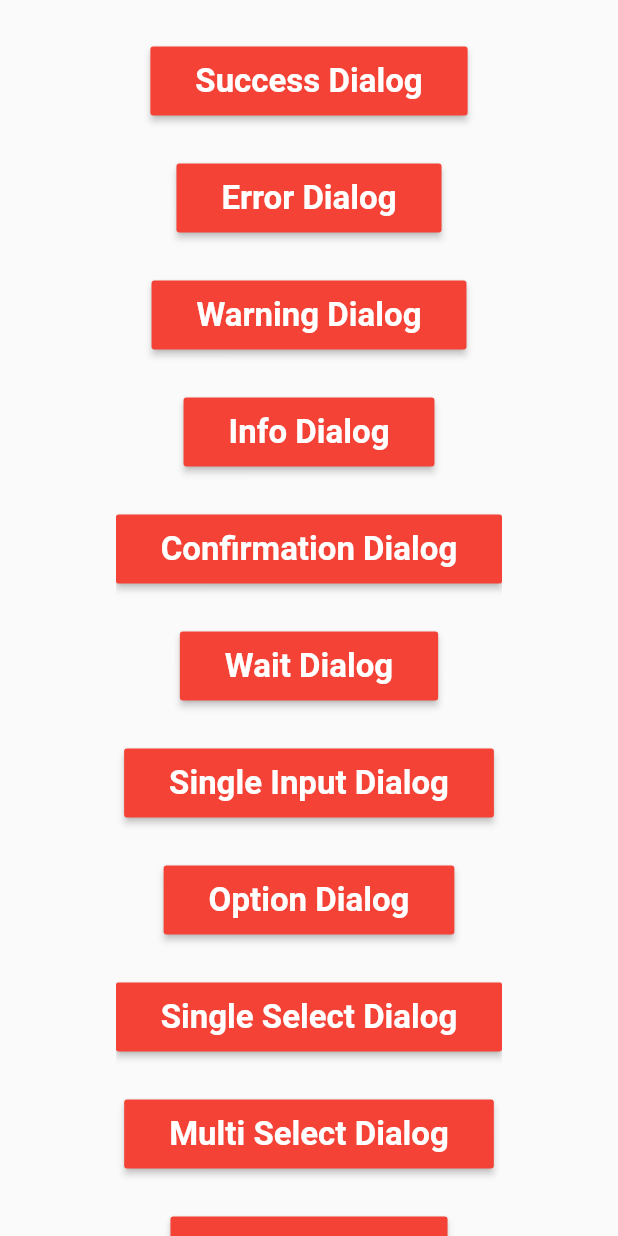
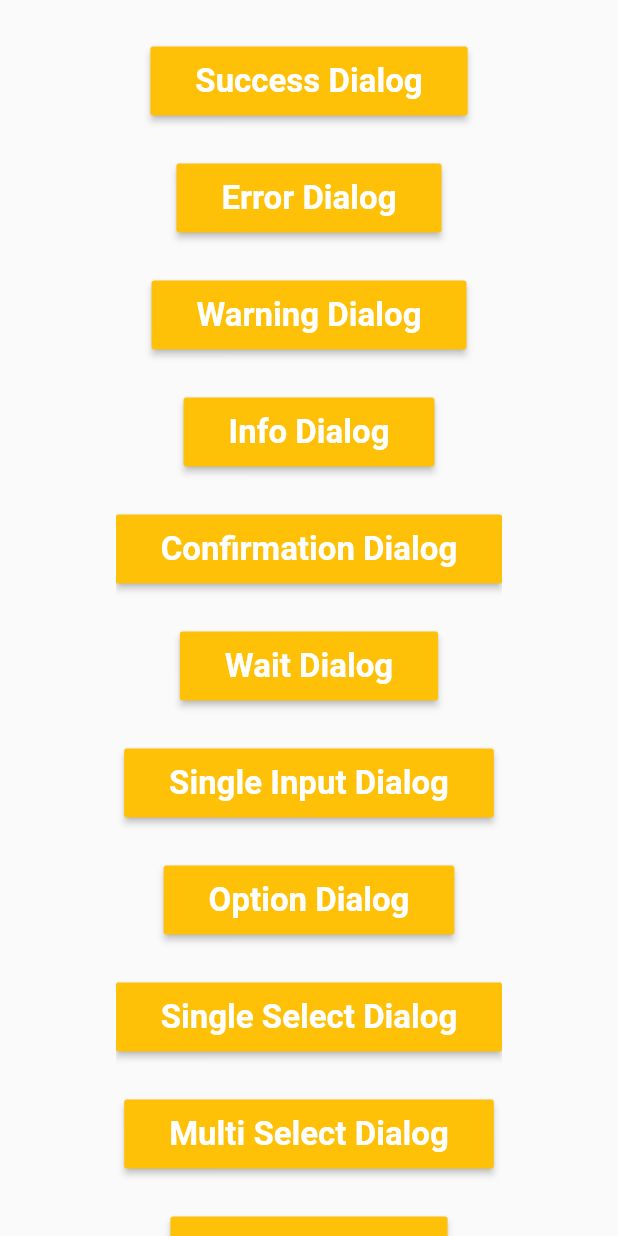
Before and after one commit to djshah17/Flutter-UI-Commons, a Flutter app: the screen it shows after launch, after a tap on "Dialogs", on a phone screen of 412 x 824 dp. Run offline on Flutter 3.47's test engine with Material 2 defaults, Android fonts, the phone set to English and light mode, and no system bars; missing offline and left inert: commons.

Commit message:
made changes for toasts

```diff
--- a/lib/custom_button.dart
+++ b/lib/custom_button.dart
@@ -1,67 +1,31 @@
 import 'package:flutter/cupertino.dart';
 import 'package:flutter/material.dart';
 
-//class CustomButton extends StatefulWidget {
-//  String title;
-//  Widget nextView;
-//  bool isNextScreen;
-//
-//  CustomButton(this.title, this.nextView, this.isNextScreen);
-//
-//  @override
-//  State<StatefulWidget> createState() {
-//    // TODO: implement createState
-//    return CustomButtonState(title, nextView, isNextScreen);
-//  }
-//}
-//
-//class CustomButtonState extends State<CustomButton> {
-//  String title;
-//  Widget nextView;
-//  bool isNextScreen;
-//
-//  CustomButtonState(this.title, this.nextView, this.isNextScreen);
-//
-//  @override
-//  Widget build(BuildContext context) {
-//    // TODO: implement build
-//    return RaisedButton(
-//      padding: EdgeInsets.symmetric(horizontal: 30, vertical: 10),
-//      color: Colors.red,
-//      textColor: Colors.white,
-//      child: Text(title,
-//          style: TextStyle(fontWeight: FontWeight.bold, fontSize: 22)),
-//      onPressed: () {
-//        if (isNextScreen) {
-//          Navigator.push(context, MaterialPageRoute(builder: (_) => nextView));
-//        } else {
-//          nextView;
-//        }
-//      },
-//    );
-//  }
-//}
-
-class CustomButton extends StatelessWidget{
-
+class CustomButton extends StatefulWidget {
   String title;
+  Color buttonColor;
   VoidCallback onButtonPressed;
 
-  CustomButton(this.title, this.onButtonPressed);
+  CustomButton(this.title, this.buttonColor, this.onButtonPressed);
 
+  @override
+  State<StatefulWidget> createState() {
+    // TODO: implement createState
+    return CustomButtonState();
+  }
+}
+
+class CustomButtonState extends State<CustomButton> {
 
   @override
   Widget build(BuildContext context) {
     // TODO: implement build
     return RaisedButton(
       padding: EdgeInsets.symmetric(horizontal: 30, vertical: 10),
-      color: Colors.red,
+      color: widget.buttonColor,
       textColor: Colors.white,
-      child: Text(title,
-          style: TextStyle(fontWeight: FontWeight.bold, fontSize: 22)),
-      onPressed: onButtonPressed
+      child: Text(widget.title, style: TextStyle(fontWeight: FontWeight.bold, fontSize: 22)),
+      onPressed: widget.onButtonPressed
     );
-
   }
-
 }
--- a/lib/dialogs.dart
+++ b/lib/dialogs.dart
@@ -24,7 +24,10 @@ class DialogsState extends State<Dialogs> {
 
   var onConfirmationDialogClick = (context) => confirmationDialog(
       context, "Are you sure want to delete this?",
-      title: "Confirm", negativeText: "Cancel", positiveText: "Delete", positiveAction: () {});
+      title: "Confirm",
+      negativeText: "Cancel",
+      positiveText: "Delete",
+      positiveAction: () {});
 
   var onWaitDialogClick = (context) => waitDialog(context,
       message: "Please Wait...", duration: Duration(seconds: 3));
@@ -40,9 +43,7 @@ class DialogsState extends State<Dialogs> {
         positiveAction: (value) {
           print("Submit: $value");
         },
-        negativeAction: (value) {
-
-        },
+        negativeAction: (value) {},
         neutralAction: () {
           print("neutral action");
         },
@@ -72,7 +73,7 @@ class DialogsState extends State<Dialogs> {
       context,
       "Select Favourite Player",
       listPlayers,
-      (item) => successToast(item.toString()));
+      (item) => print(item));
 
   static var selectedItems = Set<SimpleItem>();
 
@@ -83,11 +84,8 @@ class DialogsState extends State<Dialogs> {
       selectedItems,
       (values) => selectedItems = values);
 
-  var onRadioListDialogClick = (context) => radioListDialog(
-      context,
-      "Select Favourite Player",
-      listPlayers,
-      (item) => print(item.toString()));
+  var onRadioListDialogClick = (context) => radioListDialog(context,
+      "Select Favourite Player", listPlayers, (item) => print(item));
 
   @override
   Widget build(BuildContext context) {
@@ -100,34 +98,38 @@ class DialogsState extends State<Dialogs> {
             crossAxisAlignment: CrossAxisAlignment.center,
             children: <Widget>[
               SizedBox(height: 30),
-              CustomButton(
-                  "Success Dialog", () => onSuccessDialogClick(context)),
+              CustomButton("Success Dialog", Colors.amber,
+                  () => onSuccessDialogClick(context)),
               SizedBox(height: 30),
-              CustomButton("Error Dialog", () => onErrorDialogClick(context)),
+              CustomButton("Error Dialog", Colors.amber,
+                  () => onErrorDialogClick(context)),
               SizedBox(height: 30),
-              CustomButton(
-                  "Warning Dialog", () => onWarningDialogClick(context)),
+              CustomButton("Warning Dialog", Colors.amber,
+                  () => onWarningDialogClick(context)),
               SizedBox(height: 30),
-              CustomButton("Info Dialog", () => onInfoDialogClick(context)),
+              CustomButton("Info Dialog", Colors.amber,
+                  () => onInfoDialogClick(context)),
               SizedBox(height: 30),
-              CustomButton("Confirmation Dialog",
+              CustomButton("Confirmation Dialog", Colors.amber,
                   () => onConfirmationDialogClick(context)),
               SizedBox(height: 30),
-              CustomButton("Wait Dialog", () => onWaitDialogClick(context)),
+              CustomButton("Wait Dialog", Colors.amber,
+                  () => onWaitDialogClick(context)),
               SizedBox(height: 30),
-              CustomButton("Single Input Dialog",
+              CustomButton("Single Input Dialog", Colors.amber,
                   () => onSingleInputDialogClick(context)),
               SizedBox(height: 30),
-              CustomButton("Option Dialog", () => onOptionDialogClick(context)),
+              CustomButton("Option Dialog", Colors.amber,
+                  () => onOptionDialogClick(context)),
               SizedBox(height: 30),
-              CustomButton("Single Select Dialog",
+              CustomButton("Single Select Dialog", Colors.amber,
                   () => onSingleSelectDialogClick(context)),
               SizedBox(height: 30),
-              CustomButton("Multi Select Dialog",
+              CustomButton("Multi Select Dialog", Colors.amber,
                   () => onMultiSelectDialogClick(context)),
               SizedBox(height: 30),
-              CustomButton(
-                  "Radio Dialog", () => onRadioListDialogClick(context)),
+              CustomButton("Radio Dialog", Colors.amber,
+                  () => onRadioListDialogClick(context)),
               SizedBox(height: 30),
             ],
           ),
--- a/lib/home.dart
+++ b/lib/home.dart
@@ -2,7 +2,6 @@ import 'package:flutter/cupertino.dart';
 import 'package:flutter/material.dart';
 import 'package:flutteruicommonssample/custom_button.dart';
 import 'package:flutteruicommonssample/dialogs.dart';
-import 'package:flutteruicommonssample/loading.dart';
 
 import 'toasts.dart';
 
@@ -16,11 +15,9 @@ class Home extends StatelessWidget {
       child: Column(
         mainAxisAlignment: MainAxisAlignment.center,
         children: <Widget>[
-          CustomButton("Dialogs", () => onDialogsClick(context)),
+          CustomButton("Dialogs", Colors.red, () => onDialogsClick(context)),
           SizedBox(height: 50),
-          CustomButton("Toasts", () => onToastsClick(context)),
-          SizedBox(height: 50),
-          CustomButton("Loading", () => onLoadingClick(context)),
+          CustomButton("Toasts", Colors.red, () => onToastsClick(context)),
         ],
       ),
     ));
@@ -32,7 +29,5 @@ class Home extends StatelessWidget {
   var onToastsClick = (context) =>
     Navigator.push(context, MaterialPageRoute(builder: (_) => Toasts()));
 
-  var onLoadingClick = (context) =>
-    Navigator.push(context, MaterialPageRoute(builder: (_) => Loading()));
 
 }
--- a/lib/loading.dart
+++ /dev/null
@@ -1,14 +0,0 @@
-import 'package:flutter/material.dart';
-
-class Loading extends StatelessWidget{
-  @override
-  Widget build(BuildContext context) {
-    // TODO: implement build
-    return Scaffold(
-      body: Center(
-
-      ),
-    );
-  }
-
-}
--- a/lib/toasts.dart
+++ b/lib/toasts.dart
@@ -17,19 +17,21 @@ class ToastsState extends State<Toasts>{
   @override
   Widget build(BuildContext context) {
     // TODO: implement build
-    return Scaffold(
+    return OKToast(
+      child: Scaffold(
         body: Center(
           child: Column(
             mainAxisAlignment: MainAxisAlignment.center,
             children: <Widget>[
-            CustomButton("Success Toast", () => onSuccessToastClick),
+              CustomButton("Success Toast", Colors.amber, () => onSuccessToastClick()),
               SizedBox(height: 50),
-            CustomButton("Error Toast", () => onErrorToastClick),
+              CustomButton("Error Toast", Colors.amber, () => onErrorToastClick()),
               SizedBox(height: 50),
-            CustomButton("Warning Toast", () => onWarningToastClick),
+              CustomButton("Warning Toast", Colors.amber, () => onWarningToastClick()),
               SizedBox(height: 50),
-            CustomButton("Info Toast", () => onInfoToastClick),
+              CustomButton("Info Toast", Colors.amber, () => onInfoToastClick()),
             ],
+          ),
         ),
       ),
     );
@@ -39,12 +41,12 @@ class ToastsState extends State<Toasts>{
     successToast("Success Message");
 
   var onErrorToastClick = () =>
-    errorToast("Success Message");
+    errorToast("Error Message");
 
   var onWarningToastClick = () =>
-    warningToast("Success Message");
+    warningToast("Warning Message");
 
   var onInfoToastClick = () =>
-    infoToast("Success Message");
+    infoToast("Info Message");
 
 }
```
Lines whose indentation alone changed are shown as unchanged.
